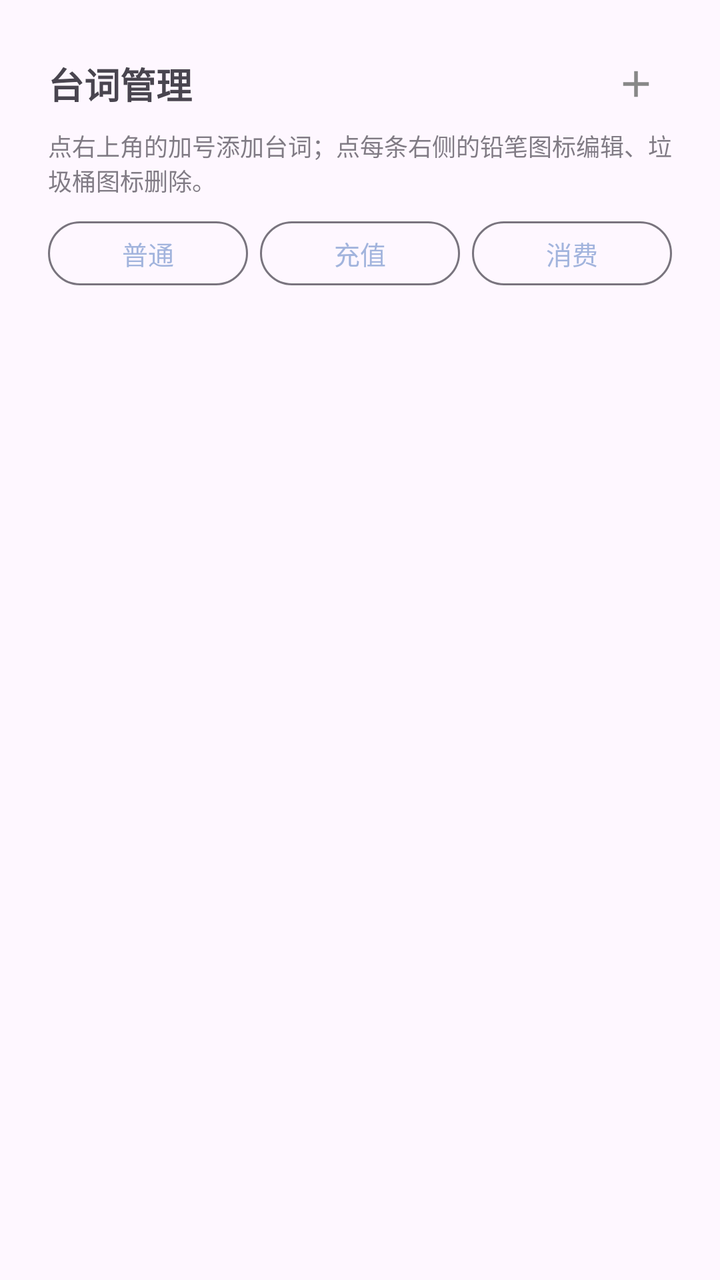
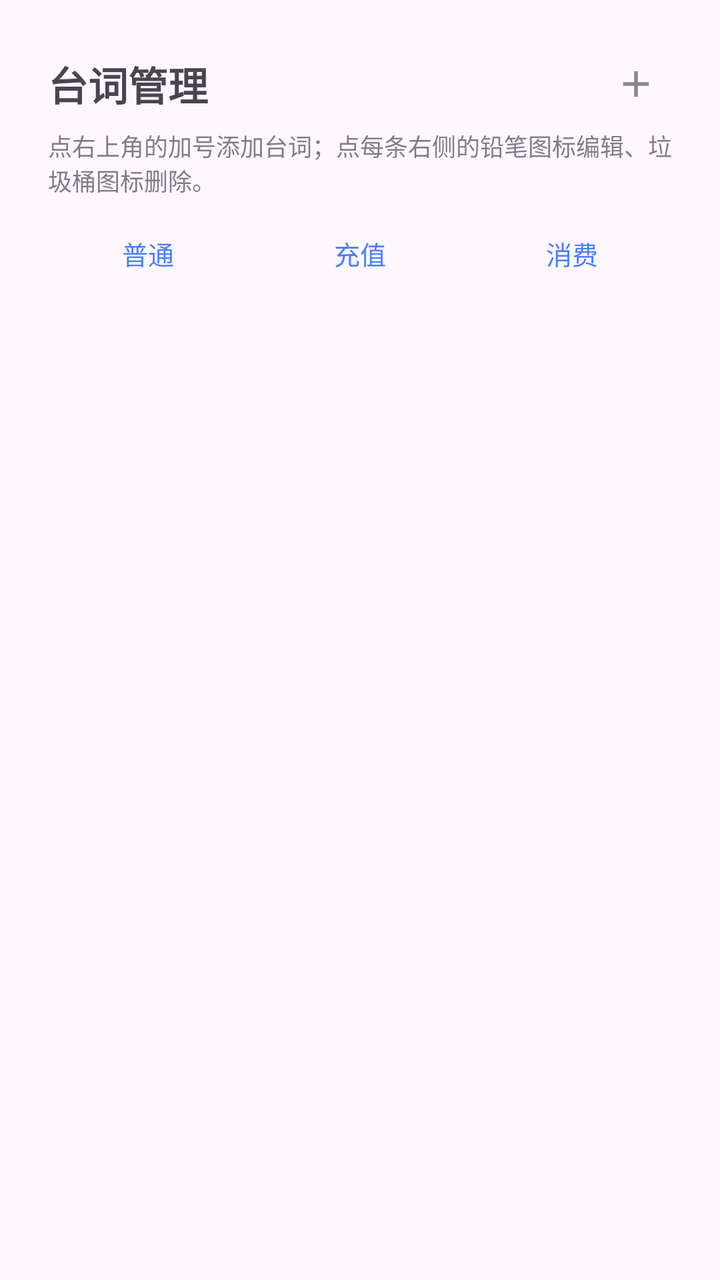

Two renders of the same Android screen: before a commit and after it. Below are the layout's source before the change and the commit's diff.
<!-- AndroidManifest.xml: application theme Theme.WhalePet -->
<!-- res/layout/page_lines.xml -->
<?xml version="1.0" encoding="utf-8"?>
<ScrollView xmlns:android="http://schemas.android.com/apk/res/android"
    android:layout_width="match_parent"
    android:layout_height="match_parent"
    android:fillViewport="true">

    <LinearLayout
        android:layout_width="match_parent"
        android:layout_height="wrap_content"
        android:orientation="vertical"
        android:padding="24dp">

        
        <LinearLayout
            android:layout_width="match_parent"
            android:layout_height="wrap_content"
            android:gravity="center_vertical"
            android:orientation="horizontal">

            <TextView
                android:layout_width="0dp"
                android:layout_height="wrap_content"
                android:layout_weight="1"
                android:text="@string/lines_title"
                android:textSize="18sp"
                android:textStyle="bold" />

            <ImageButton
                android:id="@+id/btn_add_line"
                android:layout_width="36dp"
                android:layout_height="36dp"
                android:background="@null"
                android:contentDescription="@string/add_line_hint"
                android:padding="7dp"
                android:scaleType="fitCenter"
                android:src="@drawable/ic_add_line" />
        </LinearLayout>

        <TextView
            android:layout_width="match_parent"
            android:layout_height="wrap_content"
            android:layout_marginTop="4dp"
            android:alpha="0.7"
            android:text="@string/lines_hint"
            android:textSize="12sp" />

        
        <LinearLayout
            android:layout_width="match_parent"
            android:layout_height="wrap_content"
            android:layout_marginTop="12dp"
            android:orientation="horizontal">

            <Button
                android:insetBottom="0dp"
                android:insetTop="0dp"
                android:textSize="13sp"
                android:minHeight="32dp"
                android:id="@+id/tab_line_normal"
                style="@style/Widget.WhalePet.Button"
                android:layout_width="0dp"
                android:layout_height="wrap_content"
                android:layout_weight="1"
                android:text="@string/line_type_normal" />

            <Button
                android:insetBottom="0dp"
                android:insetTop="0dp"
                android:textSize="13sp"
                android:minHeight="32dp"
                android:id="@+id/tab_line_gain"
                style="@style/Widget.WhalePet.Button"
                android:layout_width="0dp"
                android:layout_height="wrap_content"
                android:layout_marginStart="6dp"
                android:layout_weight="1"
                android:text="@string/line_type_gain" />

            <Button
                android:insetBottom="0dp"
                android:insetTop="0dp"
                android:textSize="13sp"
                android:minHeight="32dp"
                android:id="@+id/tab_line_loss"
                style="@style/Widget.WhalePet.Button"
                android:layout_width="0dp"
                android:layout_height="wrap_content"
                android:layout_marginStart="6dp"
                android:layout_weight="1"
                android:text="@string/line_type_loss" />
        </LinearLayout>

        <LinearLayout
            android:id="@+id/ll_lines"
            android:layout_width="match_parent"
            android:layout_height="wrap_content"
            android:layout_marginTop="12dp"
            android:orientation="vertical" />
    </LinearLayout>
</ScrollView>
<!-- resources referenced by this layout -->
<resources>
  <!-- drawable ic_add_line (drawable) -->
  <?xml version="1.0" encoding="utf-8"?>
  <vector xmlns:android="http://schemas.android.com/apk/res/android"
      android:width="24dp"
      android:height="24dp"
      android:viewportWidth="24"
      android:viewportHeight="24">
      <path
          android:fillColor="#FF888888"
          android:pathData="M19,13h-6v6h-2v-6H5v-2h6V5h2v6h6v2z" />
  </vector>
  <string name="add_line_hint">添加台词</string>
  <string name="line_type_gain">充值</string>
  <string name="line_type_loss">消费</string>
  <string name="line_type_normal">普通</string>
  <string name="lines_hint">点右上角的加号添加台词；点每条右侧的铅笔图标编辑、垃圾桶图标删除。</string>
  <string name="lines_title">台词管理</string>
  <style name="Widget.WhalePet.Button" parent="Widget.Material3.Button.OutlinedButton">
          
          <item name="android:minHeight">40dp</item>
          <item name="android:minWidth">0dp</item>
          <item name="android:insetTop">0dp</item>
          <item name="android:insetBottom">0dp</item>
          <item name="android:paddingLeft">16dp</item>
          <item name="android:paddingRight">16dp</item>
          <item name="android:textSize">13sp</item>
      </style>
  <style name="Theme.WhalePet" parent="Theme.Material3.DayNight.NoActionBar">
          
          <item name="colorPrimary">#A2B4DD</item>
          <item name="colorOnPrimary">#FFFFFF</item>
          <item name="colorPrimaryContainer">#D6DEF2</item>
          <item name="colorOnPrimaryContainer">#22315E</item>
          <item name="android:statusBarColor">@android:color/transparent</item>
      </style>
</resources>

<!-- the commit's change to res/layout/page_lines.xml (unified diff, before → after) -->
@@ -22,7 +22,7 @@
                 android:layout_height="wrap_content"
                 android:layout_weight="1"
                 android:text="@string/lines_title"
-                android:textSize="18sp"
+                android:textSize="20sp"
                 android:textStyle="bold" />
 
             <ImageButton
@@ -52,24 +52,16 @@
             android:orientation="horizontal">
 
             <Button
-                android:insetBottom="0dp"
-                android:insetTop="0dp"
-                android:textSize="13sp"
-                android:minHeight="32dp"
+                style="@style/Widget.WhalePet.Button"
                 android:id="@+id/tab_line_normal"
-                style="@style/Widget.WhalePet.Button"
                 android:layout_width="0dp"
                 android:layout_height="wrap_content"
                 android:layout_weight="1"
                 android:text="@string/line_type_normal" />
 
             <Button
-                android:insetBottom="0dp"
-                android:insetTop="0dp"
-                android:textSize="13sp"
-                android:minHeight="32dp"
+                style="@style/Widget.WhalePet.Button"
                 android:id="@+id/tab_line_gain"
-                style="@style/Widget.WhalePet.Button"
                 android:layout_width="0dp"
                 android:layout_height="wrap_content"
                 android:layout_marginStart="6dp"
@@ -77,12 +69,8 @@
                 android:text="@string/line_type_gain" />
 
             <Button
-                android:insetBottom="0dp"
-                android:insetTop="0dp"
-                android:textSize="13sp"
-                android:minHeight="32dp"
+                style="@style/Widget.WhalePet.Button"
                 android:id="@+id/tab_line_loss"
-                style="@style/Widget.WhalePet.Button"
                 android:layout_width="0dp"
                 android:layout_height="wrap_content"
                 android:layout_marginStart="6dp"
<!-- resource entries referenced after the edit -->
@@ -17,22 +17,26 @@
   <string name="line_type_normal">普通</string>
   <string name="lines_hint">点右上角的加号添加台词；点每条右侧的铅笔图标编辑、垃圾桶图标删除。</string>
   <string name="lines_title">台词管理</string>
-  <style name="Widget.WhalePet.Button" parent="Widget.Material3.Button.OutlinedButton">
+  <style name="Widget.WhalePet.Button" parent="Widget.Material3.Button.TextButton">
           
-          <item name="android:minHeight">40dp</item>
+          <item name="android:minHeight">32dp</item>
           <item name="android:minWidth">0dp</item>
           <item name="android:insetTop">0dp</item>
           <item name="android:insetBottom">0dp</item>
-          <item name="android:paddingLeft">16dp</item>
-          <item name="android:paddingRight">16dp</item>
+          <item name="android:paddingLeft">12dp</item>
+          <item name="android:paddingRight">12dp</item>
           <item name="android:textSize">13sp</item>
       </style>
   <style name="Theme.WhalePet" parent="Theme.Material3.DayNight.NoActionBar">
           
-          <item name="colorPrimary">#A2B4DD</item>
+          <item name="colorPrimary">#4A7DFF</item>
           <item name="colorOnPrimary">#FFFFFF</item>
-          <item name="colorPrimaryContainer">#D6DEF2</item>
-          <item name="colorOnPrimaryContainer">#22315E</item>
+          <item name="colorPrimaryContainer">#DCE6FF</item>
+          <item name="colorOnPrimaryContainer">#0F2C6B</item>
+          <item name="colorSecondary">#2E9E5B</item>
+          <item name="colorSurface">#FFFFFF</item>
+          <item name="colorSurfaceVariant">#F2F5FA</item>
+          <item name="colorOutline">#E3E6EE</item>
           <item name="android:statusBarColor">@android:color/transparent</item>
       </style>
 </resources>
